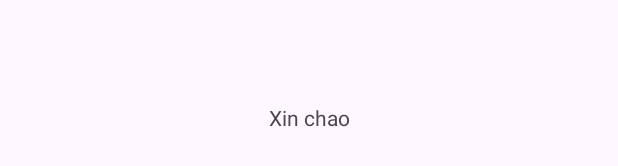
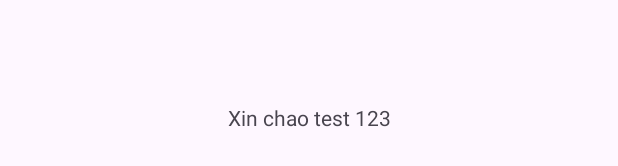
Before and after one commit to PPToan2004/DoAnAndroid, an Android app: the layout activity_main.xml on its own in the app's theme, with its tools: preview values and no code run, on a phone screen of 412 x 824 dp. Shown: the part 501-667 px from the top of the screen. Run offline under Robolectric (Android 15) with nearby library versions, the light colour scheme and no system bars.

Commit message:
test git v3

```diff
--- a/app/src/main/res/layout/activity_main.xml
+++ b/app/src/main/res/layout/activity_main.xml
@@ -1,5 +1,5 @@
 <?xml version="1.0" encoding="utf-8"?>
-<androidx.constraintlayout.widget.ConstraintLayout xmlns:android="http://schemas.android.com/apk/res/android"
+    <androidx.constraintlayout.widget.ConstraintLayout xmlns:android="http://schemas.android.com/apk/res/android"
     xmlns:app="http://schemas.android.com/apk/res-auto"
     xmlns:tools="http://schemas.android.com/tools"
     android:layout_width="match_parent"
@@ -9,7 +9,7 @@
     <TextView
         android:layout_width="wrap_content"
         android:layout_height="wrap_content"
-        android:text="Xin chao"
+        android:text="Xin chao test 123"
         app:layout_constraintBottom_toBottomOf="parent"
         app:layout_constraintEnd_toEndOf="parent"
         app:layout_constraintStart_toStartOf="parent"
```
